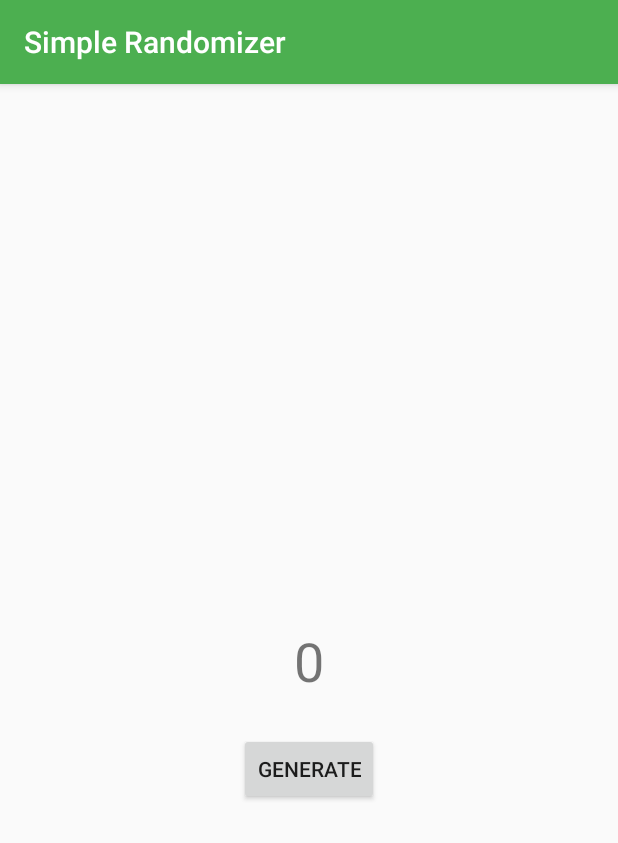
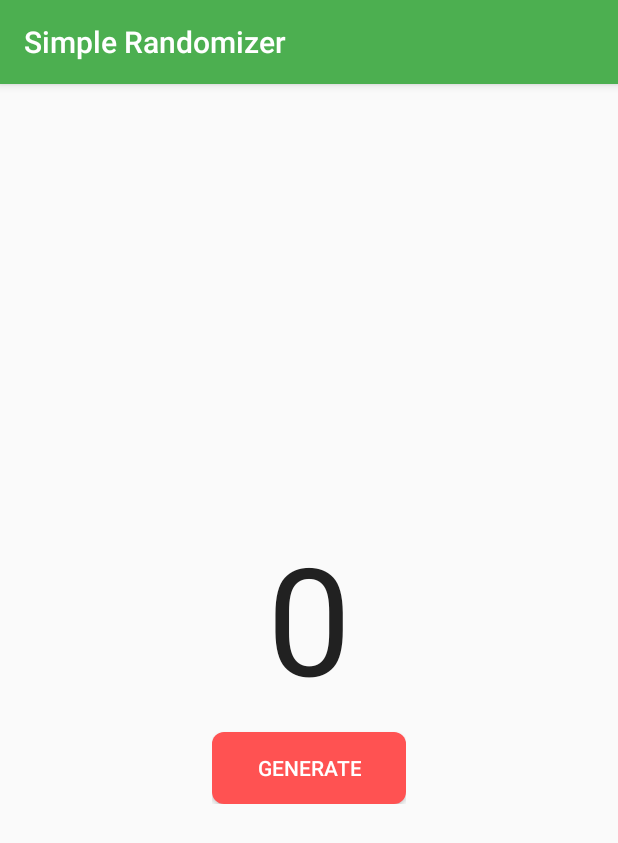
Before and after one commit to eventhandler23/simplerandomizer, an Android app: the screen it shows after launch (MainActivity), on a phone screen of 412 x 824 dp. Shown: the top 843 px of the screen. Run offline under Robolectric (Android 15) with nearby library versions, the phone set to English and light mode, and no system bars.

Commit message:
Update the generating activity UI

```diff
--- /dev/null
+++ b/app/src/main/res/drawable/accent_btn.xml
@@ -0,0 +1,5 @@
+<?xml version="1.0" encoding="utf-8"?>
+<shape xmlns:android="http://schemas.android.com/apk/res/android" android:shape="rectangle">
+    <solid android:color="@color/colorAccent" />
+    <corners android:radius="8dp" />
+</shape>
--- a/app/src/main/res/layout/activity_main.xml
+++ b/app/src/main/res/layout/activity_main.xml
@@ -6,30 +6,40 @@
     android:layout_height="match_parent"
     tools:context=".MainActivity">
 
-    <TextView
-        android:id="@+id/result"
+    <LinearLayout
         android:layout_width="wrap_content"
         android:layout_height="wrap_content"
-        android:text="0"
-        android:textSize="36sp"
-        app:layout_constraintBottom_toBottomOf="parent"
-        app:layout_constraintLeft_toLeftOf="parent"
-        app:layout_constraintRight_toRightOf="parent"
-        app:layout_constraintTop_toTopOf="parent" />
-
-    <Button
-        android:id="@+id/btnGenerate"
-        android:layout_width="wrap_content"
-        android:layout_height="wrap_content"
+        android:layout_marginBottom="8dp"
         android:layout_marginEnd="8dp"
         android:layout_marginLeft="8dp"
         android:layout_marginRight="8dp"
         android:layout_marginStart="8dp"
-        android:layout_marginTop="24dp"
-        android:text="@string/btn_generate"
+        android:layout_marginTop="8dp"
+        android:orientation="vertical"
+        app:layout_constraintBottom_toBottomOf="parent"
         app:layout_constraintEnd_toEndOf="parent"
-        app:layout_constraintHorizontal_bias="0.501"
         app:layout_constraintStart_toStartOf="parent"
-        app:layout_constraintTop_toBottomOf="@+id/result" />
+        app:layout_constraintTop_toTopOf="parent">
+
+        <TextView
+            android:id="@+id/result"
+            android:layout_width="match_parent"
+            android:layout_height="wrap_content"
+            android:gravity="center"
+            android:text="0"
+            android:textColor="@color/primaryText"
+            android:textSize="100sp" />
+
+        <Button
+            android:id="@+id/btnGenerate"
+            android:layout_width="match_parent"
+            android:layout_height="wrap_content"
+            android:layout_marginTop="10dp"
+            android:background="@drawable/accent_btn"
+            android:paddingLeft="30dp"
+            android:paddingRight="30dp"
+            android:text="@string/btn_generate"
+            android:textColor="@android:color/white" />
+    </LinearLayout>
 
 </android.support.constraint.ConstraintLayout>
```
